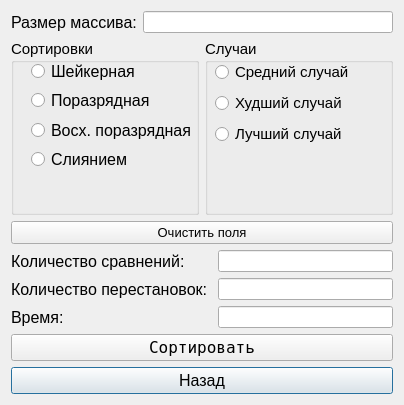
Qt form arrays.ui (BatyrshinBPO-16-01/Lab1Interface) before a commit.
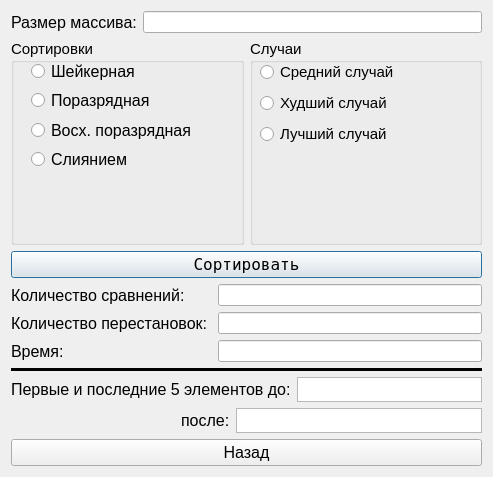
The same form after that commit.

The edit to the form file:
```diff
--- a/arrays.ui
+++ b/arrays.ui
@@ -6,16 +6,18 @@
    <rect>
     <x>0</x>
     <y>0</y>
-    <width>404</width>
-    <height>405</height>
+    <width>493</width>
+    <height>477</height>
    </rect>
   </property>
   <property name="windowTitle">
    <string>Dialog</string>
   </property>
   <layout class="QGridLayout" name="gridLayout_2">
-   <item row="6" column="0">
-    <widget class="QPushButton" name="Prev">
+   <item row="0" column="0">
+    <layout class="QHBoxLayout" name="horizontalLayout">
+     <item>
+      <widget class="QLabel" name="label">
      <property name="font">
       <font>
        <pointsize>12</pointsize>
@@ -25,9 +27,14 @@
       <cursorShape>PointingHandCursor</cursorShape>
      </property>
      <property name="text">
-      <string>Назад</string>
-     </property>
-    </widget>
+        <string>Размер массива:</string>
+       </property>
+      </widget>
+     </item>
+     <item>
+      <widget class="QLineEdit" name="SizeofArray"/>
+     </item>
+    </layout>
    </item>
    <item row="1" column="0">
     <layout class="QHBoxLayout" name="horizontalLayout_2">
@@ -186,6 +193,19 @@
      </item>
     </layout>
    </item>
+   <item row="2" column="0">
+    <widget class="QPushButton" name="Run">
+     <property name="font">
+      <font>
+       <family>Fixedsys</family>
+       <pointsize>12</pointsize>
+      </font>
+     </property>
+     <property name="text">
+      <string>Сортировать</string>
+     </property>
+    </widget>
+   </item>
    <item row="3" column="0">
     <layout class="QGridLayout" name="gridLayout">
      <item row="0" column="0" colspan="2">
@@ -235,47 +255,96 @@
      </item>
     </layout>
    </item>
-   <item row="0" column="0">
-    <layout class="QHBoxLayout" name="horizontalLayout">
-     <item>
-      <widget class="QLabel" name="label">
-       <property name="font">
-        <font>
-         <pointsize>12</pointsize>
-        </font>
-       </property>
-       <property name="text">
-        <string>Размер массива:</string>
-       </property>
-      </widget>
-     </item>
-     <item>
-      <widget class="QLineEdit" name="SizeofArray"/>
-     </item>
-    </layout>
+   <item row="4" column="0">
+    <widget class="Line" name="line">
+     <property name="frameShadow">
+      <enum>QFrame::Plain</enum>
+     </property>
+     <property name="lineWidth">
+      <number>4</number>
+     </property>
+     <property name="orientation">
+      <enum>Qt::Horizontal</enum>
+     </property>
+    </widget>
    </item>
    <item row="5" column="0">
-    <widget class="QPushButton" name="Run">
+    <layout class="QHBoxLayout" name="horizontalLayout_3">
+     <item>
+      <widget class="QLabel" name="label_5">
      <property name="font">
       <font>
-       <family>Fixedsys</family>
        <pointsize>12</pointsize>
       </font>
      </property>
      <property name="text">
-      <string>Сортировать</string>
+        <string>Первые и последние 5 элементов до:</string>
      </property>
     </widget>
    </item>
-   <item row="2" column="0">
-    <widget class="QPushButton" name="pushButton">
+     <item>
+      <widget class="QTextBrowser" name="First10">
+       <property name="maximumSize">
+        <size>
+         <width>16777215</width>
+         <height>25</height>
+        </size>
+       </property>
+      </widget>
+     </item>
+    </layout>
+   </item>
+   <item row="6" column="0">
+    <layout class="QHBoxLayout" name="horizontalLayout_4">
+     <item>
+      <spacer name="horizontalSpacer">
+       <property name="orientation">
+        <enum>Qt::Horizontal</enum>
+       </property>
+       <property name="sizeHint" stdset="0">
+        <size>
+         <width>180</width>
+         <height>20</height>
+        </size>
+       </property>
+      </spacer>
+     </item>
+     <item>
+      <widget class="QLabel" name="label_6">
      <property name="font">
       <font>
-       <pointsize>10</pointsize>
+         <pointsize>12</pointsize>
       </font>
      </property>
      <property name="text">
-      <string>Очистить поля</string>
+        <string>после:</string>
+       </property>
+      </widget>
+     </item>
+     <item>
+      <widget class="QTextBrowser" name="Last10">
+       <property name="maximumSize">
+        <size>
+         <width>16777183</width>
+         <height>25</height>
+        </size>
+       </property>
+      </widget>
+     </item>
+    </layout>
+   </item>
+   <item row="7" column="0">
+    <widget class="QPushButton" name="Prev">
+     <property name="font">
+      <font>
+       <pointsize>12</pointsize>
+      </font>
+     </property>
+     <property name="cursor">
+      <cursorShape>PointingHandCursor</cursorShape>
+     </property>
+     <property name="text">
+      <string>Назад</string>
      </property>
     </widget>
    </item>
```
Left out of the diff: 3 changed lines with no effect on the pictures. Lines whose indentation alone changed are shown as unchanged.
